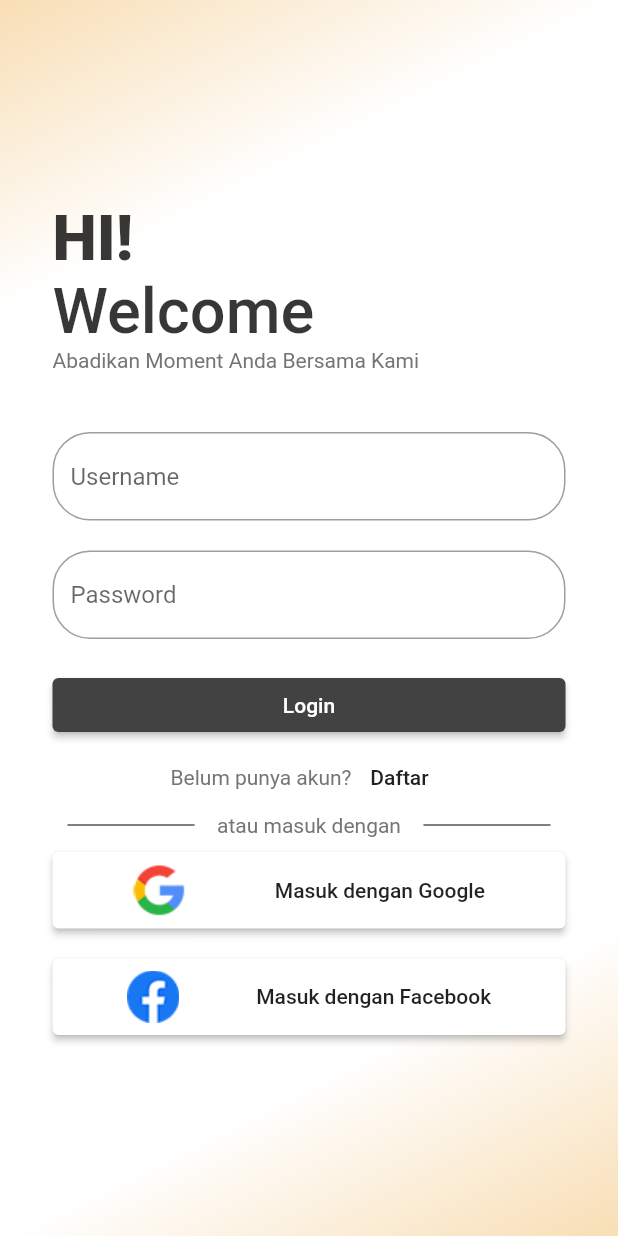
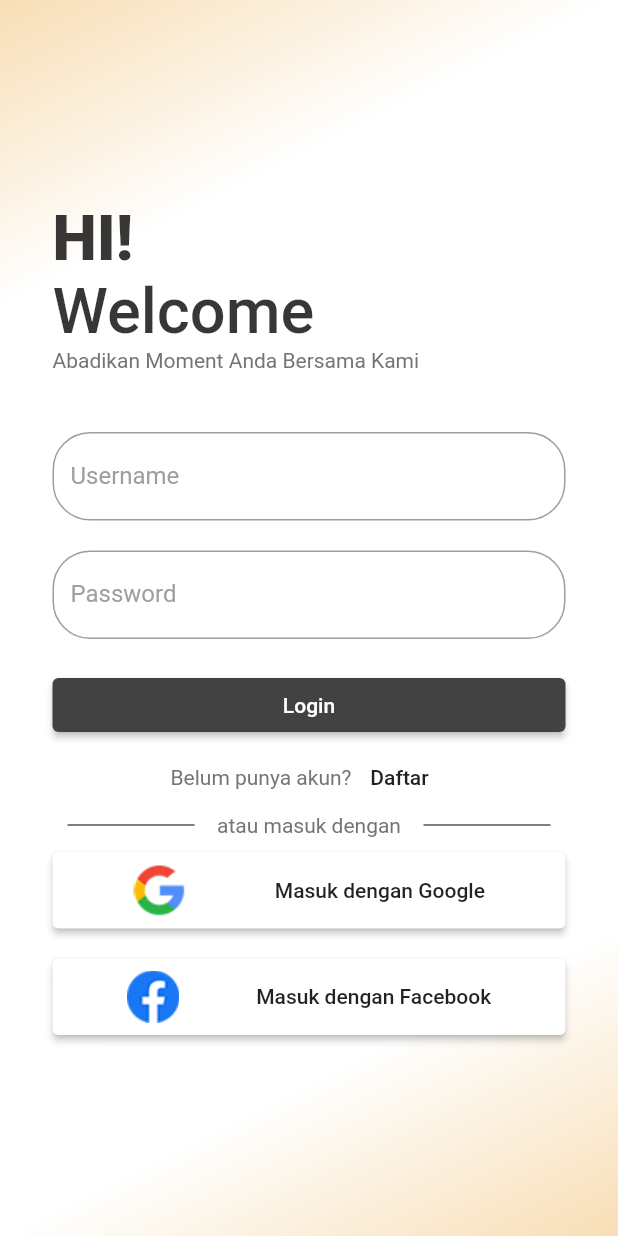
Before and after one commit to tribber93/booking_studio_foto, a Flutter app: the screen it shows after launch, on a phone screen of 412 x 824 dp. Run offline on Flutter 3.47's test engine with Material 2 defaults, Android fonts, the phone set to English and light mode, and no system bars; our stand-ins replace carousel_slider, flutter_native_splash, font_awesome_flutter, get; missing offline and left inert: empty_widget, ticket_material, ticket_widget.

Commit message:
tambah widget custom

```diff
--- a/lib/utils/myColor.dart
+++ b/lib/utils/myColor.dart
@@ -1,3 +1,3 @@
 import 'package:flutter/material.dart';
 
-const primaryColor = Color.fromARGB(255, 229, 177, 92);
+const Color primaryColor = Color.fromARGB(255, 229, 177, 92);
--- a/lib/utils/widgetLoginSignup.dart
+++ b/lib/utils/widgetLoginSignup.dart
@@ -67,21 +67,39 @@ class MyTextField extends StatelessWidget {
   Widget build(BuildContext context) {
     return Column(
       children: [
-        TextFormField(
+        TextField(
           obscureText: obscureText,
           enableSuggestions: enableSuggestions,
-          autocorrect: enableSuggestions,
+          autocorrect: autocorrect,
           decoration: InputDecoration(
-              border: OutlineInputBorder(
-                borderRadius: BorderRadius.circular(25.0),
-              ),
-              focusedBorder: OutlineInputBorder(
-                borderSide: const BorderSide(
-                    color: Color.fromARGB(255, 248, 222, 181), width: 2.0),
-                borderRadius: BorderRadius.circular(25.0),
-              ),
-              hintText: hint),
+            labelStyle: TextStyle(color: Colors.grey),
+            focusedBorder: OutlineInputBorder(
+              borderSide: const BorderSide(
+                  color: Color.fromARGB(255, 248, 222, 181), width: 2.0),
+              borderRadius: BorderRadius.circular(25.0),
+            ),
+            border: OutlineInputBorder(
+              borderRadius: BorderRadius.circular(25.0),
+            ),
+            labelText: hint,
+          ),
         ),
+        // TextFormField(
+        //   obscureText: obscureText,
+        //   enableSuggestions: enableSuggestions,
+        //   autocorrect: autocorrect,
+        //   decoration:
+        //   InputDecoration(
+        //       border: OutlineInputBorder(
+        //         borderRadius: BorderRadius.circular(25.0),
+        //       ),
+        //       focusedBorder: OutlineInputBorder(
+        //         borderSide: const BorderSide(
+        //             color: Color.fromARGB(255, 248, 222, 181), width: 2.0),
+        //         borderRadius: BorderRadius.circular(25.0),
+        //       ),
+        //       hintText: hint),
+        // ),
         SizedBox(
           height: 20,
         ),
```
Also changed, not shown: lib/utils/myButtonItem.dart (+12 -3 lines), lib/utils/myLeading.dart (added, +11 -0 lines), lib/utils/myThemeData.dart (added, +20 -0 lines), lib/utils/widget/myCheckbox.dart (added, +42 -0 lines), pubspec.yaml (+21 -15 lines), pubspec.lock, 1 other file.
